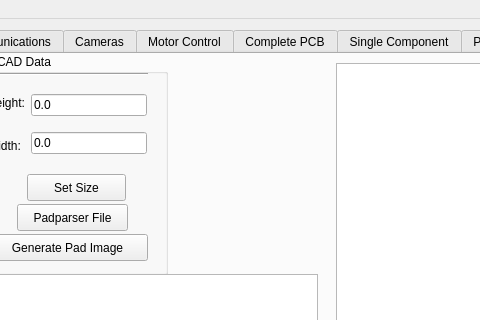
Old version of the form pap_gui/ui/main_window.ui in the repository JohanVer/PAP2015; both pictures show x 84 to 564 and y 0 to 320 of the 1478 by 704 pixel window.
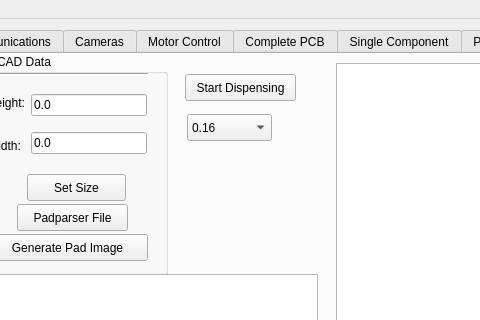
New version of the form. The open tabs and pages were chosen to show the change. Icons and pictures are not drawn. Custom widgets are drawn as their Qt base class.

The edit to the form file:
```diff
--- a/pap_gui/ui/main_window.ui
+++ b/pap_gui/ui/main_window.ui
@@ -3843,6 +3843,54 @@
          </rect>
         </property>
        </widget>
+       <widget class="QPushButton" name="startDispense_button">
+        <property name="geometry">
+         <rect>
+          <x>258</x>
+          <y>20</y>
+          <width>111</width>
+          <height>27</height>
+         </rect>
+        </property>
+        <property name="text">
+         <string>Start Dispensing</string>
+        </property>
+       </widget>
+       <widget class="QComboBox" name="nozzleDispCombo">
+        <property name="geometry">
+         <rect>
+          <x>260</x>
+          <y>60</y>
+          <width>85</width>
+          <height>27</height>
+         </rect>
+        </property>
+        <item>
+         <property name="text">
+          <string>0.16</string>
+         </property>
+        </item>
+        <item>
+         <property name="text">
+          <string>0.21</string>
+         </property>
+        </item>
+        <item>
+         <property name="text">
+          <string>0.26</string>
+         </property>
+        </item>
+        <item>
+         <property name="text">
+          <string>0.34</string>
+         </property>
+        </item>
+        <item>
+         <property name="text">
+          <string>0.41</string>
+         </property>
+        </item>
+       </widget>
       </widget>
      </widget>
     </item>
```
Left out of the diff: 6 changed lines with no effect on the pictures.
